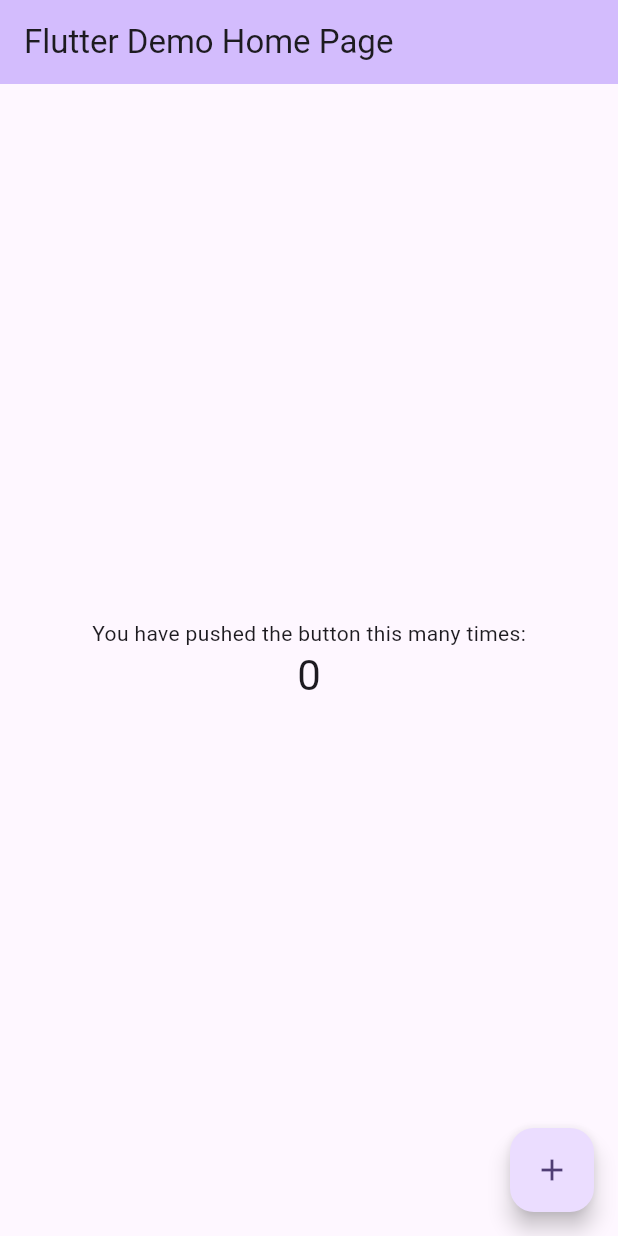
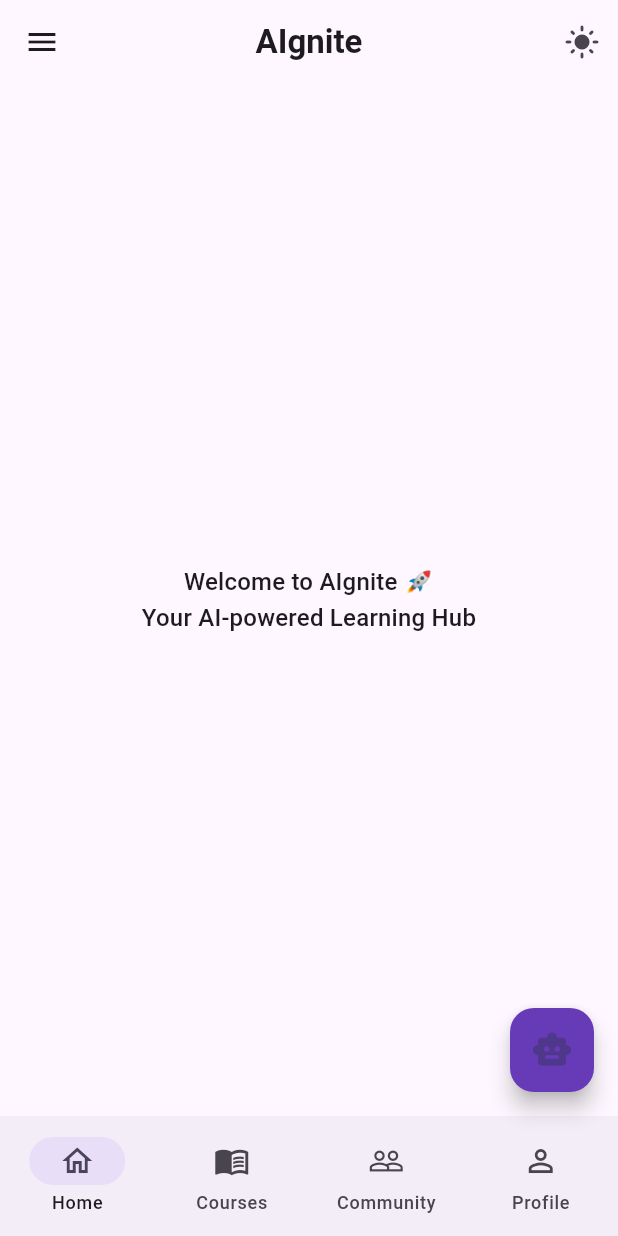
Before and after one commit to BittuAgarwal1237/AIgnite, a Flutter app: the screen it shows after launch, on a phone screen of 412 x 824 dp. Run offline on Flutter 3.47's test engine with Material 3 defaults, Android fonts, the phone set to English and light mode, and no system bars.

Commit message:
dashboard

```diff
--- /dev/null
+++ b/lib/Dashboard.dart
@@ -0,0 +1,345 @@
+import 'package:flutter/material.dart';
+import 'dart:async';
+
+class DashboardScreen extends StatefulWidget {
+  const DashboardScreen({super.key});
+
+  @override
+  State<DashboardScreen> createState() => _DashboardScreenState();
+}
+
+class _DashboardScreenState extends State<DashboardScreen> {
+  int _selectedIndex = 0;
+  bool _isDarkMode = false;
+  String _greeting = '';
+
+  final List<Widget> _pages = const [
+    HomePage(),
+    CoursesPage(),
+    CommunityPage(),
+    ProfilePage(),
+  ];
+
+  @override
+  void initState() {
+    super.initState();
+    _updateGreeting();
+  }
+
+  void _updateGreeting() {
+    final hour = DateTime.now().hour;
+    if (hour < 12) {
+      _greeting = "Good Morning ☀️";
+    } else if (hour < 17) {
+      _greeting = "Good Afternoon 🌤️";
+    } else {
+      _greeting = "Good Evening 🌙";
+    }
+  }
+
+  void _onItemTapped(int index) {
+    setState(() {
+      _selectedIndex = index;
+    });
+    Navigator.pop(context); // close drawer when navigating
+  }
+
+  @override
+  Widget build(BuildContext context) {
+    final theme = _isDarkMode ? ThemeData.dark() : ThemeData.light();
+
+    return MaterialApp(
+      debugShowCheckedModeBanner: false,
+      theme: theme,
+      home: Scaffold(
+        appBar: AppBar(
+          title: const Text('AIgnite', style: TextStyle(fontWeight: FontWeight.w600)),
+          centerTitle: true,
+          actions: [
+            IconButton(
+              tooltip: "Toggle Dark Mode",
+              icon: Icon(_isDarkMode ? Icons.dark_mode : Icons.light_mode),
+              onPressed: () => setState(() => _isDarkMode = !_isDarkMode),
+            ),
+          ],
+        ),
+        drawer: _buildDrawer(context),
+        body: AnimatedSwitcher(
+          duration: const Duration(milliseconds: 400),
+          child: _pages[_selectedIndex],
+        ),
+        bottomNavigationBar: NavigationBar(
+          selectedIndex: _selectedIndex,
+          onDestinationSelected: _onItemTapped,
+          destinations: const [
+            NavigationDestination(icon: Icon(Icons.home_outlined), label: 'Home'),
+            NavigationDestination(icon: Icon(Icons.menu_book_outlined), label: 'Courses'),
+            NavigationDestination(icon: Icon(Icons.people_outline), label: 'Community'),
+            NavigationDestination(icon: Icon(Icons.person_outline), label: 'Profile'),
+          ],
+        ),
+        floatingActionButton: FloatingActionButton(
+          backgroundColor: Colors.deepPurple,
+          onPressed: () => _showChatbot(context),
+          child: const Icon(Icons.smart_toy_rounded, size: 28),
+        ),
+      ),
+    );
+  }
+
+  // Drawer Widget
+  Drawer _buildDrawer(BuildContext context) {
+    return Drawer(
+      child: ListView(
+        padding: EdgeInsets.zero,
+        children: [
+          DrawerHeader(
+            decoration: BoxDecoration(color: Theme.of(context).colorScheme.primaryContainer),
+            child: Column(
+              crossAxisAlignment: CrossAxisAlignment.start,
+              children: [
+                const CircleAvatar(
+                  radius: 35,
+                  backgroundImage: AssetImage('assets/images/profile.png'),
+                ),
+                const SizedBox(height: 10),
+                Text(
+                  _greeting,
+                  style: const TextStyle(fontSize: 16, fontWeight: FontWeight.w600),
+                ),
+                const Text("Welcome to AIgnite!"),
+              ],
+            ),
+          ),
+          ListTile(
+            leading: const Icon(Icons.home_outlined),
+            title: const Text('Home'),
+            onTap: () => _onItemTapped(0),
+          ),
+          ListTile(
+            leading: const Icon(Icons.menu_book_outlined),
+            title: const Text('Courses'),
+            onTap: () => _onItemTapped(1),
+          ),
+          ListTile(
+            leading: const Icon(Icons.people_outline),
+            title: const Text('Community'),
+            onTap: () => _onItemTapped(2),
+          ),
+          ListTile(
+            leading: const Icon(Icons.person_outline),
+            title: const Text('Profile'),
+            onTap: () => _onItemTapped(3),
+          ),
+          const Divider(),
+          ListTile(
+            leading: const Icon(Icons.settings_outlined),
+            title: const Text('Settings'),
+            onTap: () {},
+          ),
+          ListTile(
+            leading: const Icon(Icons.info_outline),
+            title: const Text('About App'),
+            onTap: () {
+              showAboutDialog(
+                context: context,
+                applicationName: 'AIgnite',
+                applicationVersion: '1.0.0',
+                children: const [
+                  Text('AIgnite - Your AI-powered Education Platform'),
+                ],
+              );
+            },
+          ),
+          ListTile(
+            leading: const Icon(Icons.logout_outlined),
+            title: const Text('Logout'),
+            onTap: () {
+              Navigator.pop(context);
+              _showLogoutDialog(context);
+            },
+          ),
+        ],
+      ),
+    );
+  }
+
+  // Logout confirmation dialog
+  void _showLogoutDialog(BuildContext context) {
+    showDialog(
+      context: context,
+      builder: (context) => AlertDialog(
+        title: const Text('Logout'),
+        content: const Text('Are you sure you want to logout?'),
+        actions: [
+          TextButton(
+            onPressed: () => Navigator.pop(context),
+            child: const Text('Cancel'),
+          ),
+          ElevatedButton(
+            onPressed: () {
+              Navigator.pop(context);
+              ScaffoldMessenger.of(context).showSnackBar(
+                const SnackBar(content: Text("Logged out successfully!")),
+              );
+            },
+            child: const Text('Logout'),
+          ),
+        ],
+      ),
+    );
+  }
+
+  // Chatbot Bottom Sheet
+  void _showChatbot(BuildContext context) {
+    showModalBottomSheet(
+      context: context,
+      isScrollControlled: true,
+      shape: const RoundedRectangleBorder(
+        borderRadius: BorderRadius.vertical(top: Radius.circular(20)),
+      ),
+      builder: (context) {
+        final TextEditingController controller = TextEditingController();
+        return Padding(
+          padding: const EdgeInsets.fromLTRB(16, 20, 16, 40),
+          child: Column(
+            mainAxisSize: MainAxisSize.min,
+            children: [
+              Container(
+                width: 60,
+                height: 5,
+                decoration: BoxDecoration(
+                  color: Colors.grey[400],
+                  borderRadius: BorderRadius.circular(10),
+                ),
+              ),
+              const SizedBox(height: 12),
+              const Text(
+                "AIgnite Chatbot 🤖",
+                style: TextStyle(fontSize: 18, fontWeight: FontWeight.bold),
+              ),
+              const SizedBox(height: 8),
+              const Text("Ask me anything about learning or courses."),
+              const SizedBox(height: 16),
+              TextField(
+                controller: controller,
+                decoration: InputDecoration(
+                  hintText: "Type your question...",
+                  prefixIcon: const Icon(Icons.chat_bubble_outline),
+                  border: OutlineInputBorder(
+                    borderRadius: BorderRadius.circular(12),
+                  ),
+                ),
+              ),
+              const SizedBox(height: 12),
+              ElevatedButton.icon(
+                onPressed: () {
+                  Navigator.pop(context);
+                  ScaffoldMessenger.of(context).showSnackBar(
+                    SnackBar(content: Text("AI response coming soon for: '${controller.text}'")),
+                  );
+                },
+                icon: const Icon(Icons.send),
+                label: const Text("Ask AI"),
+                style: ElevatedButton.styleFrom(
+                  backgroundColor: Colors.deepPurple,
+                  foregroundColor: Colors.white,
+                  minimumSize: const Size(double.infinity, 48),
+                  shape: RoundedRectangleBorder(
+                    borderRadius: BorderRadius.circular(12),
+                  ),
+                ),
+              ),
+            ],
+          ),
+        );
+      },
+    );
+  }
+}
+
+// --------------------------- Pages ---------------------------
+
+class HomePage extends StatelessWidget {
+  const HomePage({super.key});
+
+  @override
+  Widget build(BuildContext context) {
+    return Center(
+      child: Text(
+        "Welcome to AIgnite 🚀\nYour AI-powered Learning Hub",
+        textAlign: TextAlign.center,
+        style: Theme.of(context).textTheme.titleMedium,
+      ),
+    );
+  }
+}
+
+class CoursesPage extends StatelessWidget {
+  const CoursesPage({super.key});
+
+  @override
+  Widget build(BuildContext context) {
+    return ListView(
+      padding: const EdgeInsets.all(16),
+      children: const [
+        Text("Your Courses", style: TextStyle(fontSize: 20, fontWeight: FontWeight.w600)),
+        SizedBox(height: 10),
+        CourseCard(title: "AI Basics", subtitle: "Learn how AI is transforming education"),
+        CourseCard(title: "Flutter for Beginners", subtitle: "Build mobile apps like AIgnite"),
+        CourseCard(title: "Machine Learning 101", subtitle: "Understand ML fundamentals"),
+      ],
+    );
+  }
+}
+
+class CourseCard extends StatelessWidget {
+  final String title;
+  final String subtitle;
+
+  const CourseCard({super.key, required this.title, required this.subtitle});
+
+  @override
+  Widget build(BuildContext context) {
+    return Card(
+      margin: const EdgeInsets.symmetric(vertical: 8),
+      child: ListTile(
+        leading: const Icon(Icons.school_outlined),
+        title: Text(title),
+        subtitle: Text(subtitle),
+        trailing: const Icon(Icons.arrow_forward_ios, size: 16),
+        onTap: () {},
+      ),
+    );
+  }
+}
+
+class CommunityPage extends StatelessWidget {
+  const CommunityPage({super.key});
+
+  @override
+  Widget build(BuildContext context) {
+    return const Center(
+      child: Text(
+        "Join AIgnite Community 💬\nAsk questions, share ideas.",
+        textAlign: TextAlign.center,
+        style: TextStyle(fontSize: 18),
+      ),
+    );
+  }
+}
+
+class ProfilePage extends StatelessWidget {
+  const ProfilePage({super.key});
+
+  @override
+  Widget build(BuildContext context) {
+    return const Center(
+      child: Text(
+        "Your Profile 👤\nManage your account and settings.",
+        textAlign: TextAlign.center,
+        style: TextStyle(fontSize: 18),
+      ),
+    );
+  }
+}
--- a/lib/main.dart
+++ b/lib/main.dart
@@ -1,122 +1,77 @@
 import 'package:flutter/material.dart';
+import 'dashboard.dart';
 
-void main() {
-  runApp(const MyApp());
+void main() async {
+  WidgetsFlutterBinding.ensureInitialized();
+  runApp(const AIgniteApp());
 }
 
-class MyApp extends StatelessWidget {
-  const MyApp({super.key});
+class AIgniteApp extends StatelessWidget {
+  const AIgniteApp({super.key});
 
-  // This widget is the root of your application.
   @override
   Widget build(BuildContext context) {
     return MaterialApp(
-      title: 'Flutter Demo',
+      title: 'AIgnite',
+      debugShowCheckedModeBanner: false,
       theme: ThemeData(
-        // This is the theme of your application.
-        //
-        // TRY THIS: Try running your application with "flutter run". You'll see
-        // the application has a purple toolbar. Then, without quitting the app,
-        // try changing the seedColor in the colorScheme below to Colors.green
-        // and then invoke "hot reload" (save your changes or press the "hot
-        // reload" button in a Flutter-supported IDE, or press "r" if you used
-        // the command line to start the app).
-        //
-        // Notice that the counter didn't reset back to zero; the application
-        // state is not lost during the reload. To reset the state, use hot
-        // restart instead.
-        //
-        // This works for code too, not just values: Most code changes can be
-        // tested with just a hot reload.
-        colorScheme: ColorScheme.fromSeed(seedColor: Colors.deepPurple),
+        brightness: Brightness.light,
+        primarySwatch: Colors.deepPurple,
+        scaffoldBackgroundColor: Colors.white,
+        appBarTheme: const AppBarTheme(
+          backgroundColor: Colors.deepPurple,
+          foregroundColor: Colors.white,
+        ),
       ),
-      home: const MyHomePage(title: 'Flutter Demo Home Page'),
+      darkTheme: ThemeData(
+        brightness: Brightness.dark,
+        primarySwatch: Colors.deepPurple,
+        scaffoldBackgroundColor: Colors.black,
+        appBarTheme: const AppBarTheme(
+          backgroundColor: Colors.deepPurple,
+          foregroundColor: Colors.white,
+        ),
+      ),
+      themeMode: ThemeMode.system, // Auto switch light/dark
+      home: const SplashScreen(),
     );
   }
 }
 
-class MyHomePage extends StatefulWidget {
-  const MyHomePage({super.key, required this.title});
-
-  // This widget is the home page of your application. It is stateful, meaning
-  // that it has a State object (defined below) that contains fields that affect
-  // how it looks.
-
-  // This class is the configuration for the state. It holds the values (in this
-  // case the title) provided by the parent (in this case the App widget) and
-  // used by the build method of the State. Fields in a Widget subclass are
-  // always marked "final".
-
-  final String title;
+// -------------------- Splash Screen --------------------
+class SplashScreen extends StatefulWidget {
+  const SplashScreen({super.key});
 
   @override
-  State<MyHomePage> createState() => _MyHomePageState();
+  State<SplashScreen> createState() => _SplashScreenState();
 }
 
-class _MyHomePageState extends State<MyHomePage> {
-  int _counter = 0;
-
-  void _incrementCounter() {
-    setState(() {
-      // This call to setState tells the Flutter framework that something has
-      // changed in this State, which causes it to rerun the build method below
-      // so that the display can reflect the updated values. If we changed
-      // _counter without calling setState(), then the build method would not be
-      // called again, and so nothing would appear to happen.
-      _counter++;
+class _SplashScreenState extends State<SplashScreen> {
+  @override
+  void initState() {
+    super.initState();
+    // Delay for splash then go directly to dashboard
+    Future.delayed(const Duration(seconds: 2), () {
+      Navigator.pushReplacement(
+        context,
+        MaterialPageRoute(builder: (_) => const DashboardScreen()),
+      );
     });
   }
 
   @override
   Widget build(BuildContext context) {
-    // This method is rerun every time setState is called, for instance as done
-    // by the _incrementCounter method above.
-    //
-    // The Flutter framework has been optimized to make rerunning build methods
-    // fast, so that you can just rebuild anything that needs updating rather
-    // than having to individually change instances of widgets.
-    return Scaffold(
-      appBar: AppBar(
-        // TRY THIS: Try changing the color here to a specific color (to
-        // Colors.amber, perhaps?) and trigger a hot reload to see the AppBar
-        // change color while the other colors stay the same.
-        backgroundColor: Theme.of(context).colorScheme.inversePrimary,
-        // Here we take the value from the MyHomePage object that was created by
-        // the App.build method, and use it to set our appbar title.
-        title: Text(widget.title),
-      ),
+    return const Scaffold(
       body: Center(
-        // Center is a layout widget. It takes a single child and positions it
-        // in the middle of the parent.
-        child: Column(
-          // Column is also a layout widget. It takes a list of children and
-          // arranges them vertically. By default, it sizes itself to fit its
-          // children horizontally, and tries to be as tall as its parent.
-          //
-          // Column has various properties to control how it sizes itself and
-          // how it positions its children. Here we use mainAxisAlignment to
-          // center the children vertically; the main axis here is the vertical
-          // axis because Columns are vertical (the cross axis would be
-          // horizontal).
-          //
-          // TRY THIS: Invoke "debug painting" (choose the "Toggle Debug Paint"
-          // action in the IDE, or press "p" in the console), to see the
-          // wireframe for each widget.
-          mainAxisAlignment: MainAxisAlignment.center,
-          children: <Widget>[
-            const Text('You have pushed the button this many times:'),
-            Text(
-              '$_counter',
-              style: Theme.of(context).textTheme.headlineMedium,
-            ),
-          ],
+        child: Text(
+          "AIgnite",
+          style: TextStyle(
+            fontSize: 28,
+            fontWeight: FontWeight.bold,
+            color: Colors.deepPurple,
+          ),
         ),
       ),
-      floatingActionButton: FloatingActionButton(
-        onPressed: _incrementCounter,
-        tooltip: 'Increment',
-        child: const Icon(Icons.add),
-      ), // This trailing comma makes auto-formatting nicer for build methods.
     );
   }
 }
```
